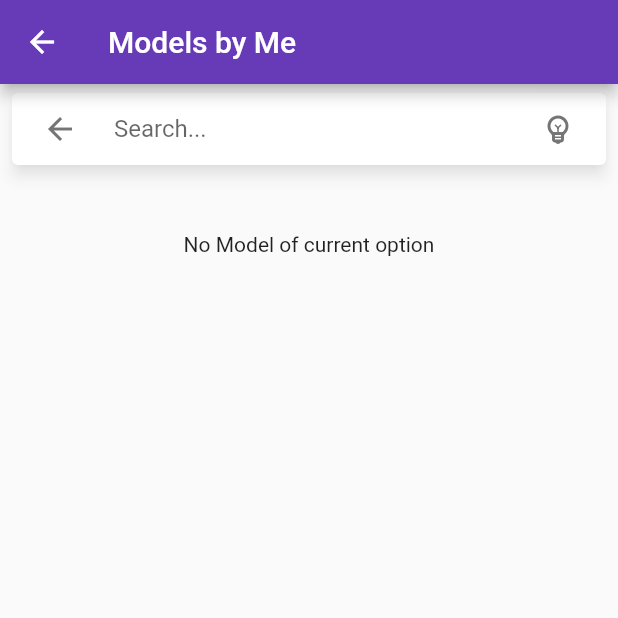
After one commit to smit-mist/learn_with_ar, a Flutter app: the UserCreatedAvatarScreen screen opened directly, on a phone screen of 412 x 824 dp, the top half of it. The commit adds this screen. Run offline on Flutter 3.47's test engine with Material 2 defaults, Android fonts, the phone set to English and light mode, and no system bars; drawn by our look-alikes of material_floating_search_bar; our stand-ins replace cloud_firestore, file_picker, firebase_auth, firebase_core, firebase_storage, flutter_login and 2 more; missing offline and left inert: arcore_flutter_plugin, flutter_android, flutter_cube, model_viewer; accounts and stored records are empty; network calls fail.

Commit message:
user Craeted Screen added

```diff
--- a/lib/views/login_screen.dart
+++ b/lib/views/login_screen.dart
@@ -3,6 +3,7 @@ import 'package:flutter_login/flutter_login.dart';
 import 'package:firebase_auth/firebase_auth.dart';
 //import 'dashboard_screen.dart';
 import 'package:learn_with_ar/modals/app_user.dart';
+import 'package:learn_with_ar/modals/avatar.dart';
 import 'package:learn_with_ar/repository/app_user_repository.dart';
 import 'package:shared_preferences/shared_preferences.dart';
 
@@ -60,6 +61,7 @@ class LoginScreen extends StatelessWidget {
       print(username);
       currentUser = AppUser(id: user.uid,email: user.email,username: username,likedModels: [],createdModels: []);
       await userRepo.addAppUser(currentUser);
+
       SharedPreferences prefs = await SharedPreferences.getInstance();
       prefs.setString('id', user.uid);
       return null;
--- /dev/null
+++ b/lib/views/user_created_avatar.dart
@@ -0,0 +1,82 @@
+import 'package:flutter/material.dart';
+import 'package:learn_with_ar/views/widgets/avatar_grid.dart';
+import 'package:learn_with_ar/views/widgets/fav_avatar_grid.dart';
+import 'package:material_floating_search_bar/material_floating_search_bar.dart';
+
+class UserCreatedAvatarScreen extends StatefulWidget {
+  @override
+  _UserCreatedAvatarScreenState createState() =>
+      _UserCreatedAvatarScreenState();
+}
+
+class _UserCreatedAvatarScreenState extends State<UserCreatedAvatarScreen> {
+  String currentSearch = "";
+  @override
+  Widget build(BuildContext context) {
+    double h = MediaQuery.of(context).size.height;
+    double w = MediaQuery.of(context).size.width;
+
+    return Scaffold(
+      appBar: AppBar(
+        title: Text('Models by Me'),
+      ),
+      body: Column(
+        children: [
+          Container(
+            height: h * 0.12,
+            width: w,
+            child: FloatingSearchBar(
+              hint: 'Search...',
+              scrollPadding: EdgeInsets.only(top: 16, bottom: 56),
+              transitionDuration: Duration(milliseconds: 800),
+              transitionCurve: Curves.easeInOut,
+              physics: BouncingScrollPhysics(),
+              axisAlignment: 0.0,
+              openAxisAlignment: 0.0,
+              maxWidth: 600,
+              debounceDelay: Duration(milliseconds: 500),
+              onQueryChanged: (query) {
+                setState(() {
+                  currentSearch = query;
+                });
+              },
+              transition: CircularFloatingSearchBarTransition(),
+              actions: [
+                FloatingSearchBarAction(
+                  showIfOpened: false,
+                  child: CircularButton(
+                    icon: const Icon(Icons.emoji_objects_outlined),
+                    onPressed: () {},
+                  ),
+                ),
+                FloatingSearchBarAction.searchToClear(
+                  showIfClosed: false,
+                ),
+              ],
+              builder: (context, transition) {
+                return ClipRRect(
+                  borderRadius: BorderRadius.circular(8),
+                  child: Material(
+                    color: Colors.white,
+                    elevation: 4.0,
+                    child: Column(
+                      mainAxisSize: MainAxisSize.min,
+                      children: Colors.accents.map((color) {
+                        return Container(height: 112, color: color);
+                      }).toList(),
+                    ),
+                  ),
+                );
+              },
+            ),
+          ),
+          Expanded(
+            child: FavAvatarGrid(
+              filterOption: currentSearch,
+            ),
+          ),
+        ],
+      ),
+    );
+  }
+}
```
Also changed, not shown: lib/views/profile_screen.dart (+9 -1 lines), lib/views/widgets/user_created_avatar_grid.dart (added, +74 -0 lines).
